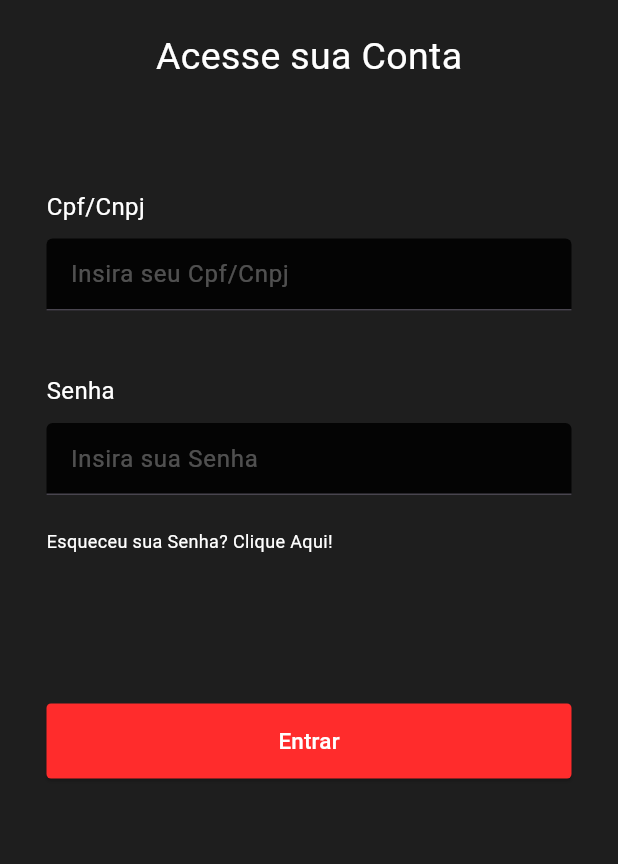
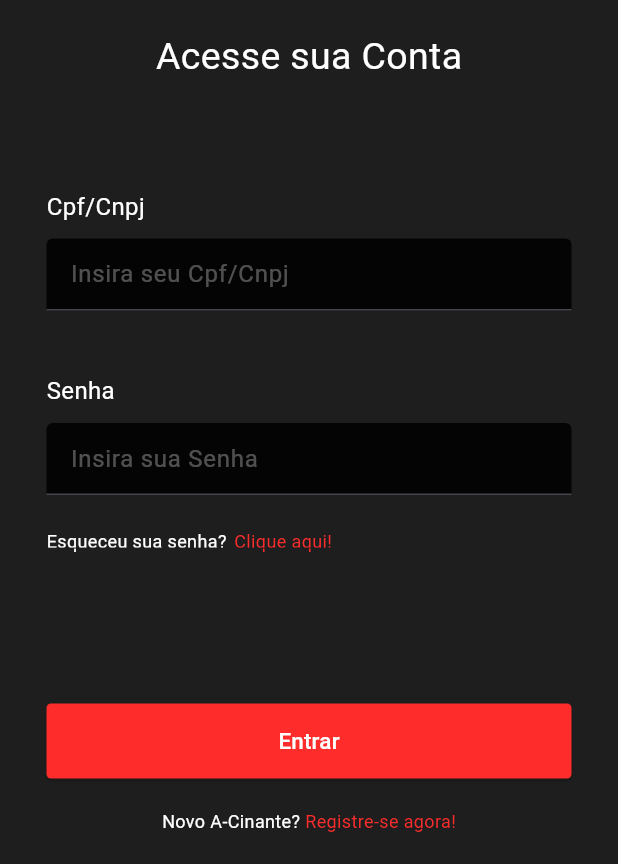
Before and after one commit to KaiqueFLH/Teste-Flutter-ACine, a Flutter app: the screen it shows after launch, on a phone screen of 412 x 824 dp, the part 372-1236 px from its top. Run offline on Flutter 3.47's test engine with Material 3 defaults, Android fonts, the phone set to English and light mode, and no system bars.

Commit message:
update. align and make flex to some items

```diff
--- a/lib/myHomePage.dart
+++ b/lib/myHomePage.dart
@@ -1,10 +1,4 @@
-import 'dart:ui';
-
-import 'package:flutter/cupertino.dart';
 import 'package:flutter/material.dart';
-import 'package:flutter/painting.dart';
-import 'package:flutter/rendering.dart';
-import 'package:flutter/widgets.dart';
 
 class MyHomePage extends StatelessWidget {
   @override
@@ -40,9 +34,10 @@ class MyHomePage extends StatelessWidget {
                       cursorColor: Colors.white30,
                       decoration: InputDecoration(
                         focusedBorder: UnderlineInputBorder(
-                          borderSide: BorderSide(color: Color.fromARGB(255, 255, 44,44)),
-                          borderRadius: BorderRadius.all(Radius.circular(3.0))
-                        ),
+                            borderSide: BorderSide(
+                                color: Color.fromARGB(255, 255, 44, 44)),
+                            borderRadius:
+                                BorderRadius.all(Radius.circular(3.0))),
                         hintText: 'Insira seu Cpf/Cnpj',
                         hintStyle: TextStyle(color: Colors.white30),
                         fillColor: Colors.black87,
@@ -68,9 +63,10 @@ class MyHomePage extends StatelessWidget {
                       cursorColor: Colors.white30,
                       decoration: InputDecoration(
                         focusedBorder: UnderlineInputBorder(
-                          borderSide: BorderSide(color: Color.fromARGB(255, 255, 44,44)),
-                          borderRadius: BorderRadius.all(Radius.circular(3.0))
-                        ),
+                            borderSide: BorderSide(
+                                color: Color.fromARGB(255, 255, 44, 44)),
+                            borderRadius:
+                                BorderRadius.all(Radius.circular(3.0))),
                         hintText: 'Insira sua Senha',
                         hintStyle: TextStyle(color: Colors.white30),
                         fillColor: Colors.black87,
@@ -78,9 +74,28 @@ class MyHomePage extends StatelessWidget {
                       ),
                     ),
                   ),
-                  Text(
-                    'Esqueceu sua Senha? Clique Aqui!',
-                    style: TextStyle(color: Colors.white, fontSize: 12.0),
+                  SizedBox(
+                    width: 350.0,
+                    child: Row(
+                      mainAxisAlignment: MainAxisAlignment.start,
+                      children: <Widget>[
+                        Text(
+                          'Esqueceu sua senha?',
+                          style: TextStyle(
+                              color: Colors.white,
+                              fontSize: 12.0,
+                              decoration: TextDecoration.underline),
+                        ),
+                        SizedBox(width: 5),
+                        Text(
+                          'Clique aqui!',
+                          style: TextStyle(
+                              color: Color.fromARGB(255, 255, 44, 44),
+                              fontSize: 12.0,
+                              decoration: TextDecoration.underline),
+                        ),
+                      ],
+                    ),
                   ),
                 ],
               ),
@@ -89,17 +104,36 @@ class MyHomePage extends StatelessWidget {
                 width: 350.0,
                 height: 50.0,
                 child: ElevatedButton(
-                  onPressed: () {
-                  },
+                  onPressed: () {},
                   style: ElevatedButton.styleFrom(
                     backgroundColor: const Color.fromARGB(255, 255, 44, 44),
                     shape: RoundedRectangleBorder(
                       borderRadius: BorderRadius.circular(3.0),
                     ),
                   ),
-                  child: const Text('Entrar', style: TextStyle(color: Colors.white,fontSize: 15.0),),
+                  child: const Text(
+                    'Entrar',
+                    style: TextStyle(color: Colors.white, fontSize: 15.0),
+                  ),
                 ),
               ),
+              const SizedBox(height: 20),
+              const Row(
+                mainAxisAlignment: MainAxisAlignment.center,
+                children: <Widget>[
+                  Text(
+                    'Novo A-Cinante? ',
+                    style: TextStyle(color: Colors.white, fontSize: 12.0),
+                  ),
+                  Text(
+                    'Registre-se agora!',
+                    style: TextStyle(
+                        color: Color.fromARGB(255, 255, 44, 44),
+                        fontSize: 12.0,
+                        decoration: TextDecoration.underline),
+                  ),
+                ],
+              )
             ],
           ),
         ),
```
